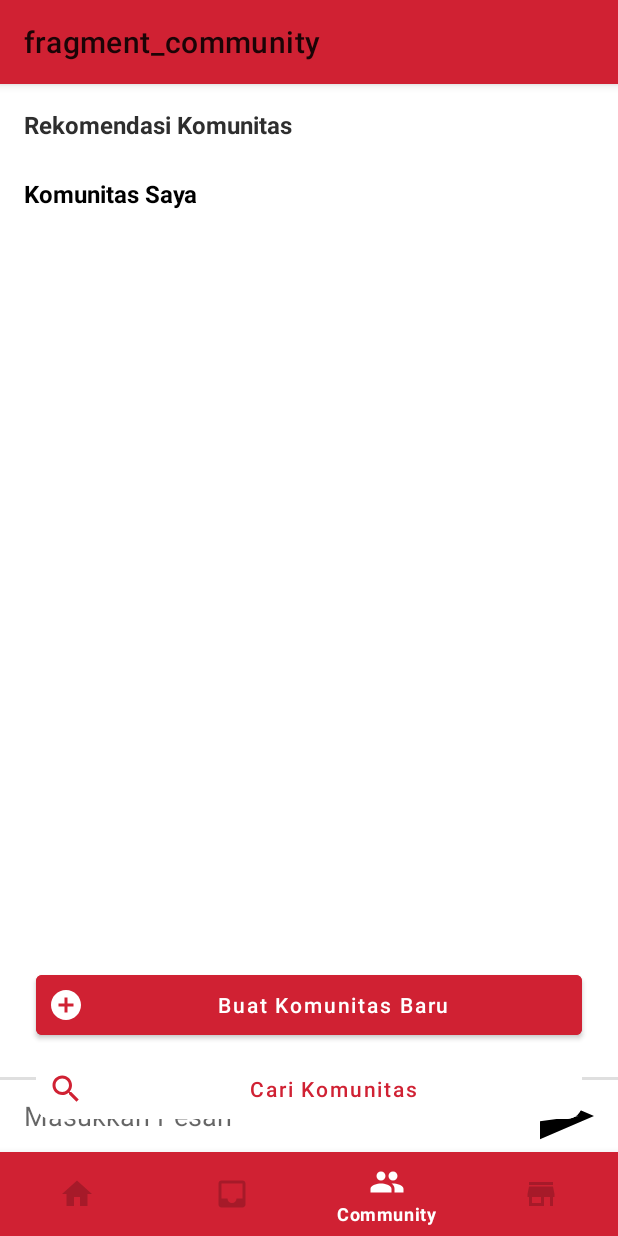
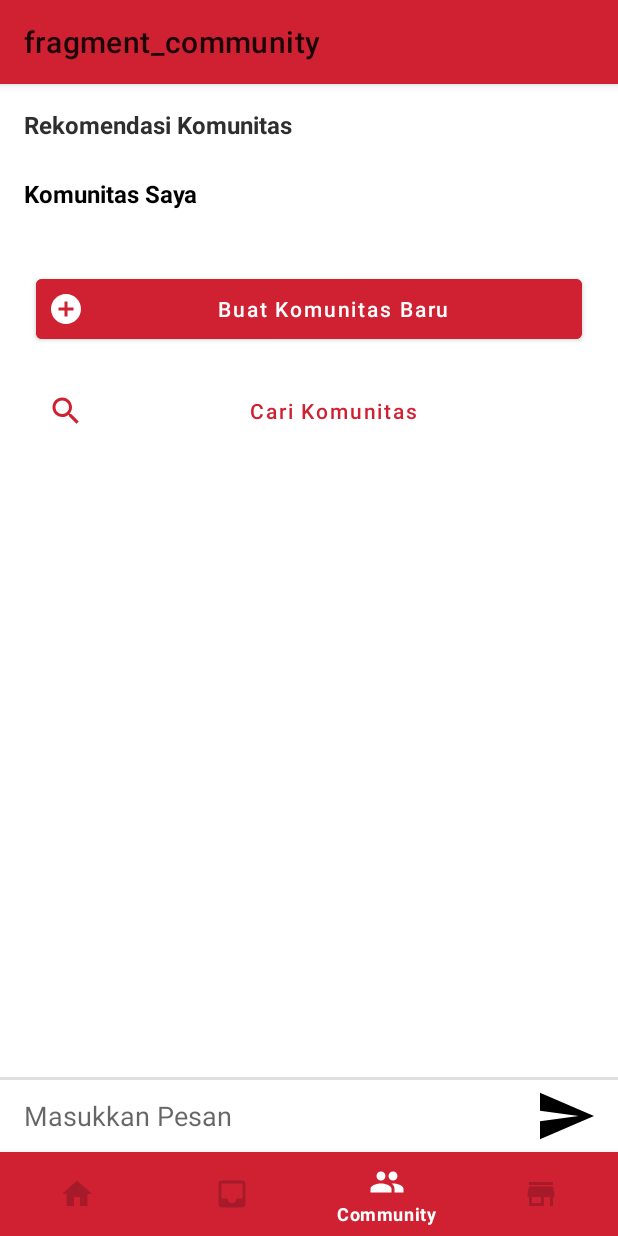
Before and after one commit to aflahtaqiu/Mooka_UMKM, an Android app: the fragment ChatroomFragment placed in its activity, item 3 of the bottom bar chosen, on a phone screen of 412 x 824 dp. Run offline under Robolectric (Android 15) with nearby library versions, the phone set to English and light mode, and no system bars; our stand-ins replace Firebase (no records; nobody signed in at launch, a user with empty details on screens opened directly), Picasso, navigation-ui; libraries missing offline, so code that uses them is left out: com.jakewharton.retrofit2; pictures from the network do not load; 8 statements that could not run were skipped.

Commit message:
fix chat adapter

```diff
--- /dev/null
+++ b/app/src/main/java/com/example/mooka_umkm/adapter/ChatAdapter.java
@@ -0,0 +1,89 @@
+package com.example.mooka_umkm.adapter;
+
+import android.util.Log;
+import android.view.LayoutInflater;
+import android.view.View;
+import android.view.ViewGroup;
+import android.widget.TextView;
+
+import androidx.annotation.NonNull;
+import androidx.recyclerview.widget.RecyclerView;
+
+import com.example.mooka_umkm.R;
+import com.example.mooka_umkm.network.model.MessageChat;
+
+import java.util.List;
+
+/**
+ * Created by aflah on 10/08/19
+ * Email  : aflahtaqiusondha@gmail.com
+ * Github : https://github.com/aflahtaqiu
+ */
+
+
+public class ChatAdapter extends RecyclerView.Adapter<ChatAdapter.ChatViewHolder> {
+
+    private List<MessageChat> chats;
+    private int idSender;
+
+    private static final int MSG_TYPE_LEFT = 0;
+    private static final int MSG_TYPE_RIGHT = 1;
+
+    public ChatAdapter(List<MessageChat> chats, int idSender) {
+        this.chats = chats;
+        this.idSender = idSender;
+    }
+
+    @Override
+    @NonNull
+    public ChatViewHolder onCreateViewHolder(@NonNull ViewGroup parent, int viewType) {
+        int layout;
+
+        if (viewType == MSG_TYPE_RIGHT) {
+            layout = R.layout.item_messages_send;
+        } else {
+            layout = R.layout.item_messages_recieve;
+        }
+
+        View v = LayoutInflater.from(parent.getContext())
+                .inflate(layout, parent, false);
+
+        return new ChatViewHolder(v);
+    }
+
+    @Override
+    public void onBindViewHolder(@NonNull ChatViewHolder holder, int position) {
+        MessageChat item = chats.get(position);
+
+        holder.tvName.setText(item.getNama_pemilik());
+        holder.tvMessage.setText(item.getIsi());
+        Log.e("lele", item.getId() + " ");
+
+    }
+
+    @Override
+    public int getItemCount() {
+        return chats.size();
+    }
+
+    class ChatViewHolder extends RecyclerView.ViewHolder {
+
+        TextView tvName;
+        TextView tvMessage;
+
+        ChatViewHolder(@NonNull View itemView) {
+            super(itemView);
+            tvName = itemView.findViewById(R.id.text_message_name);
+            tvMessage = itemView.findViewById(R.id.text_message_body);
+        }
+    }
+
+    @Override
+    public int getItemViewType(int position) {
+
+        if (chats.get(position).getId() == idSender)
+            return MSG_TYPE_RIGHT;
+        else
+            return MSG_TYPE_LEFT;
+    }
+}
--- a/app/src/main/java/com/example/mooka_umkm/screens/ChatroomFragment.kt
+++ b/app/src/main/java/com/example/mooka_umkm/screens/ChatroomFragment.kt
@@ -12,13 +12,16 @@ import android.view.ViewGroup
 import android.view.inputmethod.EditorInfo
 import androidx.lifecycle.Observer
 import androidx.navigation.fragment.navArgs
+import androidx.recyclerview.widget.LinearLayoutManager
 import com.example.mooka_customer.extension.showmessage
+import com.example.mooka_umkm.adapter.ChatAdapter
 import com.example.mooka_umkm.network.Repository
 import com.example.mooka_umkm.network.lib.Resource
 import com.example.mooka_umkm.network.model.MessageChat
 import com.example.mooka_umkm.network.model.UMKM
 import com.gemastik.raporsa.extension.setupNoAdapter
 import com.google.firebase.database.*
+import com.pens.managementmasyrakat.extension.getPrefInt
 import kotlinx.android.synthetic.main.fragment_chatroom.*
 import kotlinx.android.synthetic.main.fragment_chatroom.view.*
 import kotlinx.android.synthetic.main.item_messages_send.view.*
@@ -31,6 +34,7 @@ class ChatroomFragment : Fragment() {
 
     var databaseReference: DatabaseReference? = null
     lateinit var umkm: UMKM
+    lateinit var chatAdapter : ChatAdapter
     var chatMessages = mutableListOf<MessageChat>()
 
     override fun onCreateView(
@@ -44,6 +48,9 @@ class ChatroomFragment : Fragment() {
             .getReference("group_chat")
             .child("community-${chatroomFragmentArgs.communityid}")
             .child("messages")
+
+        val id = context!!.getPrefInt("umkm_id")
+        chatAdapter= ChatAdapter(chatMessages,id)
 
         readMessage(chatroomFragmentArgs.communityid)
 
@@ -80,12 +87,11 @@ class ChatroomFragment : Fragment() {
                     val messageChat = it.getValue(MessageChat::class.java)
                     chatMessages.add(messageChat!!)
                 }
-                rv_chat.setupNoAdapter(R.layout.item_messages_send,
-                    chatMessages){v,m ->
-                    v.text_message_name.text = m.nama_pemilik
-                    v.text_message_body.text = m.isi
-                }
-                rv_chat.smoothScrollToPosition(chatMessages.count()-1);
+
+                chatAdapter.notifyDataSetChanged()
+                view!!.rv_chat.adapter = chatAdapter
+                view!!.rv_chat.layoutManager = LinearLayoutManager(context)
+                view!!.rv_chat.smoothScrollToPosition(chatMessages.count()-1)
             }
 
         })
--- a/app/src/main/res/layout/fragment_community.xml
+++ b/app/src/main/res/layout/fragment_community.xml
@@ -1,5 +1,5 @@
 <?xml version="1.0" encoding="utf-8"?>
-<androidx.constraintlayout.widget.ConstraintLayout
+<androidx.core.widget.NestedScrollView
     xmlns:android="http://schemas.android.com/apk/res/android"
     xmlns:app="http://schemas.android.com/apk/res-auto"
     xmlns:tools="http://schemas.android.com/tools"
@@ -7,6 +7,9 @@
     android:layout_height="match_parent"
     tools:context=".screens.CommunityFragment">
 
+    <androidx.constraintlayout.widget.ConstraintLayout
+        android:layout_width="match_parent"
+        android:layout_height="match_parent">
         <TextView
             android:id="@+id/textView18"
             android:layout_width="wrap_content"
@@ -38,30 +41,33 @@
             android:layout_width="match_parent"
             android:layout_height="wrap_content"
             android:layout_marginStart="24dp"
-        android:padding="8dp"
+            android:layout_marginTop="32dp"
             android:layout_marginEnd="24dp"
             android:layout_marginBottom="4dp"
             android:backgroundTint="@color/ruby_red"
+            android:padding="8dp"
             android:text="Buat Komunitas Baru"
             android:textAllCaps="false"
             app:icon="@drawable/ic_add_circle_black_24dp"
-        app:layout_constraintBottom_toTopOf="@+id/materialButton"
             app:layout_constraintEnd_toEndOf="parent"
-        app:layout_constraintStart_toStartOf="parent" />
+            app:layout_constraintStart_toStartOf="parent"
+            app:layout_constraintTop_toBottomOf="@+id/rv_komunitas_saya" />
 
         <com.google.android.material.button.MaterialButton
             android:id="@+id/materialButton"
             android:layout_width="match_parent"
             android:layout_height="wrap_content"
-        android:padding="8dp"
             android:layout_marginStart="24dp"
+            android:layout_marginTop="16dp"
             android:layout_marginEnd="24dp"
+            android:layout_marginBottom="8dp"
             android:backgroundTint="@color/colorWhite"
             android:elevation="100dp"
             android:outlineProvider="paddedBounds"
+            android:padding="8dp"
             android:text="Cari Komunitas"
+            android:textAllCaps="false"
             android:textColor="@color/ruby_red"
-        android:textAllCaps="false"
             android:translationZ="100dp"
             app:cornerRadius="10dp"
             app:icon="@drawable/ic_search_24dp"
@@ -69,7 +75,7 @@
             app:layout_constraintBottom_toBottomOf="parent"
             app:layout_constraintEnd_toEndOf="parent"
             app:layout_constraintStart_toStartOf="parent"
-        android:layout_marginBottom="16dp" />
+            app:layout_constraintTop_toBottomOf="@+id/materialButton2" />
 
         <androidx.recyclerview.widget.RecyclerView
             android:id="@+id/rv_rekomendasi_komunitas"
@@ -97,3 +103,5 @@
             tools:listitem="@layout/item_komunitas_saya"/>
 
     </androidx.constraintlayout.widget.ConstraintLayout>
+
+</androidx.core.widget.NestedScrollView>
```
Lines whose indentation alone changed are shown as unchanged.
